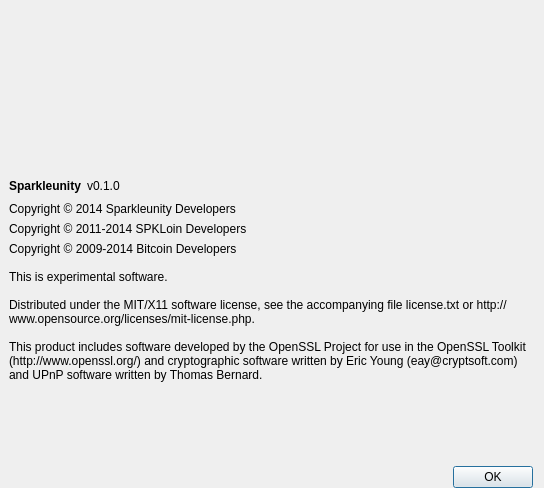
Before: the Qt Designer form src/qt/forms/aboutdialog.ui in sparklecoin/sparklecoin, drawn with Qt 5.
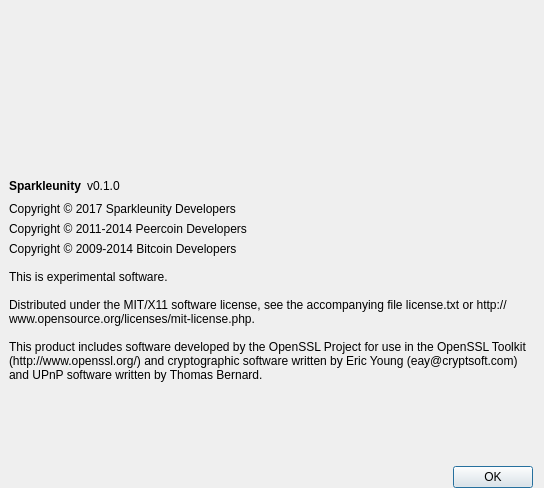
After: the same form once the commit is applied. Icons and pictures are not drawn.

Patch:
```diff
--- a/src/qt/forms/aboutdialog.ui
+++ b/src/qt/forms/aboutdialog.ui
@@ -110,14 +110,14 @@
      <item>
       <widget class="QLabel" name="label_4">
        <property name="text">
-        <string>Copyright © 2014 Sparkleunity Developers</string>
+        <string>Copyright © 2017 Sparkleunity Developers</string>
        </property>
       </widget>
      </item>
      <item>
       <widget class="QLabel" name="label_sparklecoin_copyright">
        <property name="text">
-        <string>Copyright © 2011-2014 SPKLoin Developers</string>
+        <string>Copyright © 2011-2014 Peercoin Developers</string>
        </property>
        <property name="wordWrap">
         <bool>true</bool>
```
